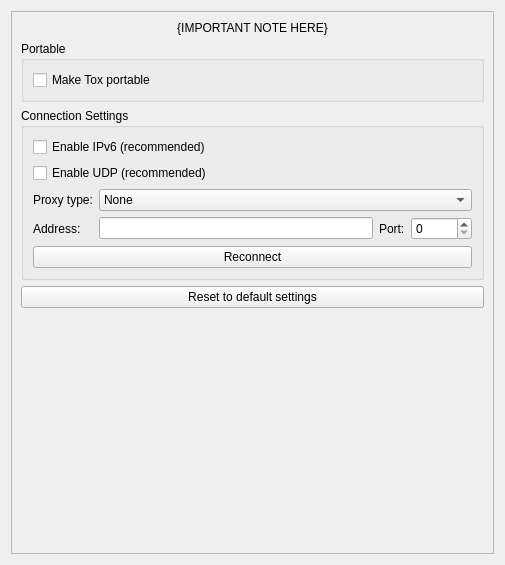
The window that src/widget/form/settings/advancedsettings.ui (qTox/qTox) describes before a commit, drawn with Qt 5.
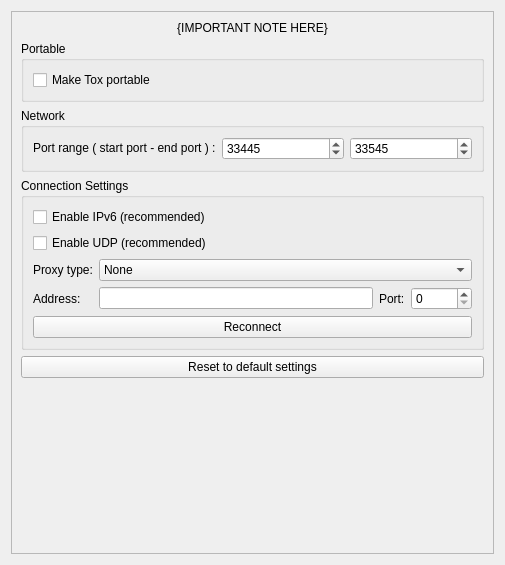
The same window after the commit. Custom widgets are drawn as their Qt base class.

Commit message:
feat(settings): add possibility to change the UDP port range
this commit fix a part of the issue #3334

Diff of the .ui file:
```diff
--- a/src/widget/form/settings/advancedsettings.ui
+++ b/src/widget/form/settings/advancedsettings.ui
@@ -24,8 +24,8 @@
        <rect>
         <x>0</x>
         <y>0</y>
-        <width>489</width>
-        <height>549</height>
+        <width>485</width>
+        <height>545</height>
        </rect>
       </property>
       <layout class="QVBoxLayout" name="verticalLayout_2">
@@ -64,6 +64,57 @@
          </layout>
         </widget>
        </item>
+       <item>
+        <widget class="QGroupBox" name="horizontalGroupBox">
+         <property name="title">
+          <string>Network</string>
+         </property>
+         <layout class="QHBoxLayout" name="NetworkGroup">
+          <item>
+           <widget class="QLabel" name="PortRangeLabel">
+            <property name="toolTip">
+             <string>set the UDP port range used by qTox </string>
+            </property>
+            <property name="text">
+             <string>&lt;html&gt;&lt;head/&gt;&lt;body&gt;&lt;p&gt;Port range ( start port - end port ) :&lt;/p&gt;&lt;/body&gt;&lt;/html&gt;</string>
+            </property>
+           </widget>
+          </item>
+          <item>
+           <widget class="QSpinBox" name="spinStartUDPPort">
+            <property name="toolTip">
+             <string>Set the start of the UDP port range</string>
+            </property>
+            <property name="minimum">
+             <number>1024</number>
+            </property>
+            <property name="maximum">
+             <number>65535</number>
+            </property>
+            <property name="value">
+             <number>33445</number>
+            </property>
+           </widget>
+          </item>
+          <item>
+           <widget class="QSpinBox" name="spinEndUDPPort">
+            <property name="toolTip">
+             <string>Set the end of the UDP port range</string>
+            </property>
+            <property name="minimum">
+             <number>1024</number>
+            </property>
+            <property name="maximum">
+             <number>65535</number>
+            </property>
+            <property name="value">
+             <number>33545</number>
+            </property>
+           </widget>
+          </item>
+         </layout>
+        </widget>
+       </item>
        <item>
         <widget class="QGroupBox" name="connectionGroup">
          <property name="title">
```
The commit also changes 5 other files.
